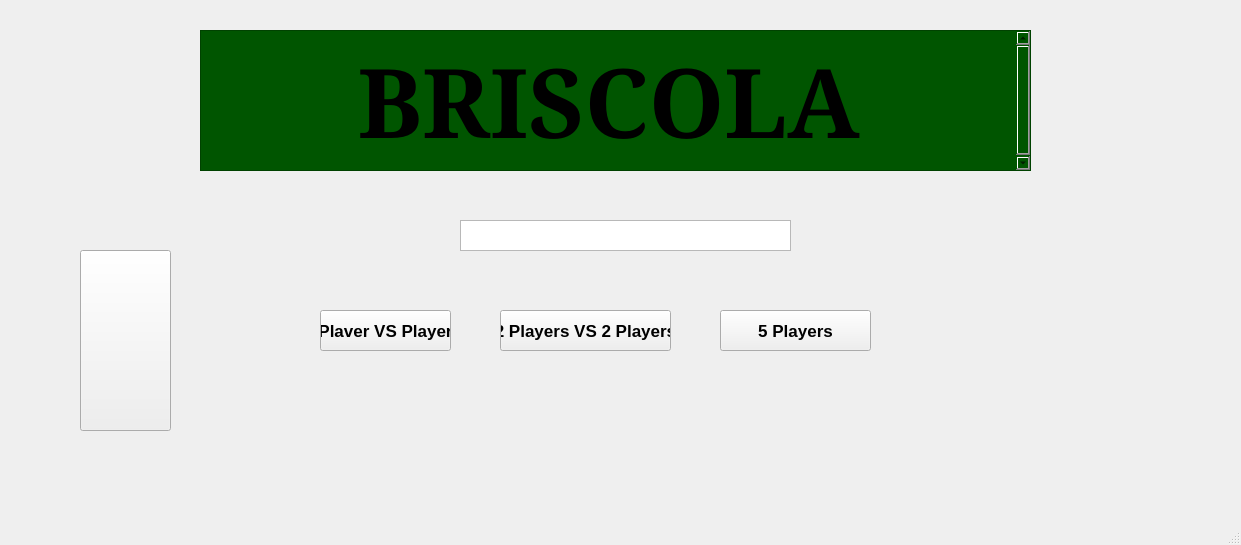
Before: the Qt Designer form mainwindow.ui in 104games/Qt-Briscola, drawn with Qt 5.
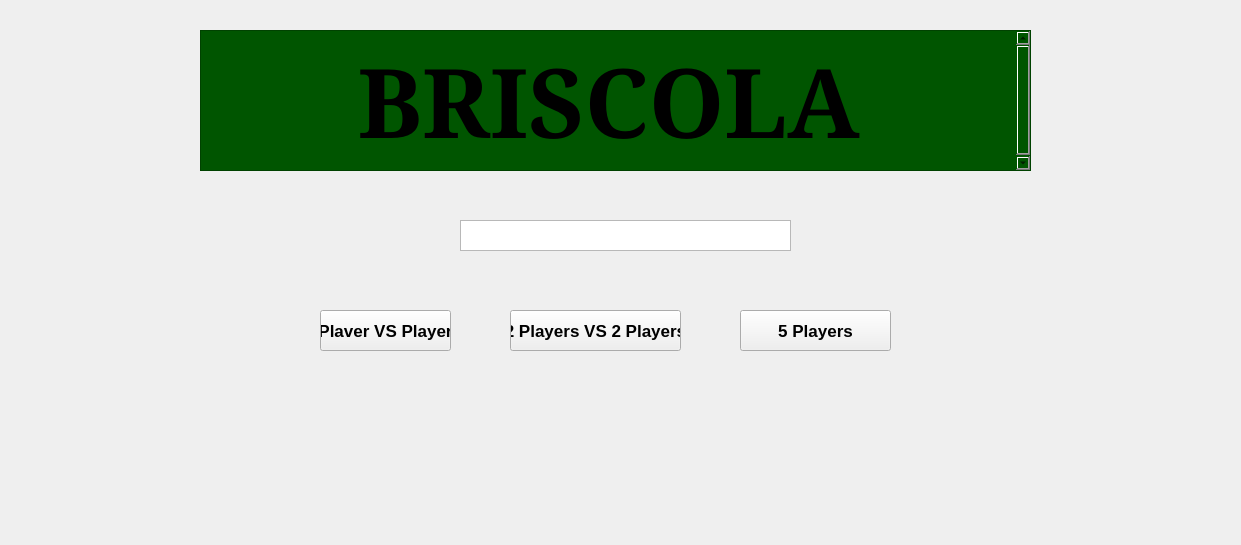
After: the same form once the commit is applied.

Patch:
```diff
--- a/mainwindow.ui
+++ b/mainwindow.ui
@@ -73,10 +73,10 @@
      <string>Plaver VS Player</string>
     </property>
    </widget>
-   <widget class="QPushButton" name="mod3">
+   <widget class="QPushButton" name="mod2">
     <property name="geometry">
      <rect>
-      <x>500</x>
+      <x>510</x>
       <y>310</y>
       <width>171</width>
       <height>41</height>
@@ -86,10 +86,10 @@
      <string>2 Players VS 2 Players</string>
     </property>
    </widget>
-   <widget class="QPushButton" name="mod4">
+   <widget class="QPushButton" name="mod3">
     <property name="geometry">
      <rect>
-      <x>720</x>
+      <x>740</x>
       <y>310</y>
       <width>151</width>
       <height>41</height>
@@ -99,19 +99,6 @@
      <string>5 Players</string>
     </property>
    </widget>
-   <widget class="QPushButton" name="pushButton">
-    <property name="geometry">
-     <rect>
-      <x>80</x>
-      <y>250</y>
-      <width>91</width>
-      <height>181</height>
-     </rect>
-    </property>
-    <property name="text">
-     <string/>
-    </property>
-   </widget>
    <widget class="QTextEdit" name="name">
     <property name="geometry">
      <rect>
@@ -123,7 +110,6 @@
     </property>
    </widget>
   </widget>
-  <widget class="QStatusBar" name="statusbar"/>
  </widget>
  <resources/>
  <connections/>
```
